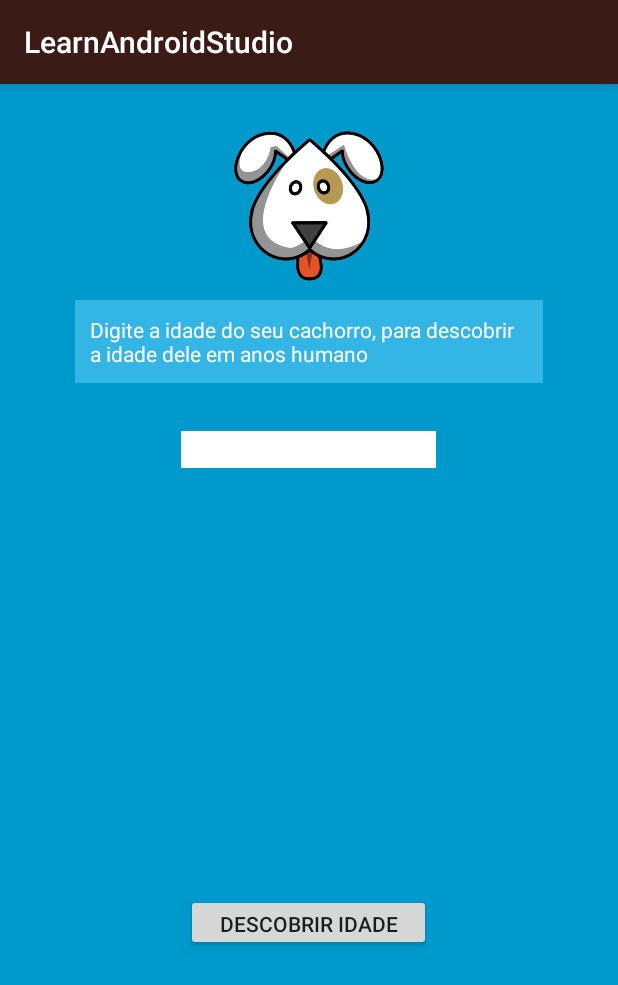
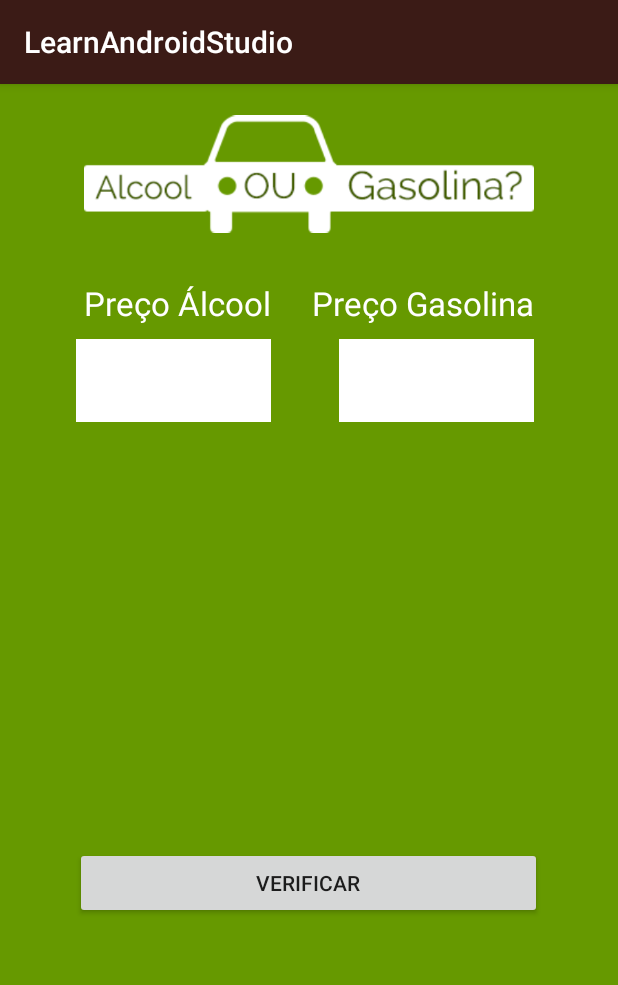
Before and after one commit to alexolirib/LearnAndroidStudio, an Android app: the screen it shows after launch (MainActivity), on a phone screen of 412 x 824 dp. Shown: the top 985 px of the screen. Run offline under Robolectric (Android 15) with nearby library versions, the light colour scheme and no system bars.

Commit message:
app gasolina ou alcool

```diff
--- a/app/src/main/java/learnandroidstudio/studio/alexo/learnandroidstudio/MainActivity.java
+++ b/app/src/main/java/learnandroidstudio/studio/alexo/learnandroidstudio/MainActivity.java
@@ -25,9 +25,16 @@ public class MainActivity extends AppCompatActivity {
             "Os empreendedores falham, em média, 3,8 vezes antes do sucesso final. O que separa os bem-sucedidos dos outros é a persistência"};*/
     //idade do cachorro
 
-    private EditText txtIdadeCachorro;
+   /* private EditText txtIdadeCachorro;
     private Button btnCalcularIdade;
-    private TextView resultadoIdade;
+    private TextView resultadoIdade;*/
+
+    //preço gasolina ou alcool
+
+   private EditText txtAlcool;
+   private EditText txtGasolina;
+   private Button btnVerificaPreco;
+   private TextView lblResultado;
 
     @Override
     protected void onCreate(Bundle savedInstanceState) {
@@ -35,11 +42,39 @@ public class MainActivity extends AppCompatActivity {
 //        setContentView(R.layout.activity_main);
        // setContentView(R.layout.activity_adivinha);
         //setContentView(R.layout.activity_frasedodia);
-        setContentView(R.layout.activity_idadecachorro);
+       // setContentView(R.layout.activity_idadecachorro);
+        setContentView(R.layout.gasolinaoualcool);
+
+        //preço gasolina ou alcool
+        txtAlcool = findViewById(R.id.txtPrecoAlcoolId);
+        txtGasolina = findViewById(R.id.txtPrecoGasolinaId);
+        btnVerificaPreco = findViewById(R.id.btnVerificaPrecoId);
+        lblResultado = findViewById(R.id.lblResultadoPrecoId);
+
+        btnVerificaPreco.setOnClickListener(new View.OnClickListener() {
+            @Override
+            public void onClick(View v) {
+                String textoAlcool = txtAlcool.getText().toString();
+                String textoGasolina = txtGasolina.getText().toString();
+
+                Double valorAlcool = Double.parseDouble(textoAlcool);
+                Double valorGasolina = Double.parseDouble(textoGasolina);
+
+                //verifica alcool / gasolina
+                double resultado = valorAlcool / valorGasolina;
+                // + 0.7 gasolina
+                if(resultado >= 0.7){
+                    lblResultado.setText("É melhor usar gasolina");
+                }else{
+                    lblResultado.setText("É melhor usar Alcool");
+                }
+
+            }
+        });
 
         //idade do cachorro
 
-        txtIdadeCachorro = findViewById(R.id.txtIdadeCachorroId);
+        /*txtIdadeCachorro = findViewById(R.id.txtIdadeCachorroId);
         btnCalcularIdade = findViewById(R.id.btnDescobrirIdadeId);
         resultadoIdade = findViewById(R.id.lblIdadeHumanoId);
 
@@ -60,7 +95,7 @@ public class MainActivity extends AppCompatActivity {
                 }
 
             }
-        });
+        });*/
 
 
         //adivinha
--- /dev/null
+++ b/app/src/main/res/layout/gasolinaoualcool.xml
@@ -0,0 +1,79 @@
+<?xml version="1.0" encoding="utf-8"?>
+<android.widget.RelativeLayout xmlns:android="http://schemas.android.com/apk/res/android"
+    xmlns:app="http://schemas.android.com/apk/res-auto"
+    android:layout_width="match_parent"
+    android:layout_height="match_parent"
+    android:background="@android:color/holo_green_dark">
+
+    <ImageView
+        android:id="@+id/imageView2"
+        android:layout_width="300dp"
+        android:layout_height="81dp"
+        android:layout_alignParentTop="true"
+        android:layout_centerHorizontal="true"
+        android:layout_marginTop="19dp"
+        app:srcCompat="@drawable/logo" />
+
+    <TextView
+        android:id="@+id/textView"
+        android:layout_width="wrap_content"
+        android:layout_height="wrap_content"
+        android:layout_alignParentTop="true"
+        android:layout_alignStart="@+id/imageView2"
+        android:layout_marginTop="131dp"
+        android:text="Preço Álcool"
+        android:textColor="@color/cor_desc"
+        android:textSize="@dimen/text_medio" />
+
+    <TextView
+        android:id="@+id/textView3"
+        android:layout_width="wrap_content"
+        android:layout_height="wrap_content"
+        android:layout_alignEnd="@+id/imageView2"
+        android:layout_alignTop="@+id/textView"
+        android:textColor="@color/cor_desc"
+        android:textSize="@dimen/text_medio"
+        android:text="Preço Gasolina" />
+
+    <EditText
+        android:id="@+id/txtPrecoGasolinaId"
+        android:layout_width="130dp"
+        android:layout_height="wrap_content"
+        android:layout_alignEnd="@+id/imageView2"
+        android:layout_alignTop="@+id/txtPrecoAlcoolId"
+        android:background="#Fff"
+        android:ems="10"
+        android:inputType="numberDecimal"
+        android:padding="15dp" />
+
+    <EditText
+        android:id="@+id/txtPrecoAlcoolId"
+        android:layout_width="130dp"
+        android:layout_height="wrap_content"
+        android:layout_alignEnd="@+id/textView"
+        android:layout_alignParentTop="true"
+        android:layout_marginTop="170dp"
+        android:background="#Fff"
+        android:ems="10"
+        android:inputType="numberDecimal"
+        android:padding="15dp" />
+
+    <Button
+        android:id="@+id/btnVerificaPrecoId"
+        android:layout_width="311dp"
+        android:layout_height="wrap_content"
+        android:layout_alignParentBottom="true"
+        android:layout_centerHorizontal="true"
+        android:layout_marginBottom="211dp"
+        android:text="VERIFICAR" />
+
+    <TextView
+        android:id="@+id/lblResultadoPrecoId"
+        android:layout_width="290dp"
+        android:layout_height="wrap_content"
+        android:layout_alignParentBottom="true"
+        android:layout_centerHorizontal="true"
+        android:layout_marginBottom="142dp"
+        android:textColor="@color/cor_desc"
+        android:textSize="@dimen/text_medio" />
+</android.widget.RelativeLayout>
--- a/app/src/main/res/values/colors.xml
+++ b/app/src/main/res/values/colors.xml
@@ -3,4 +3,5 @@
     <color name="colorPrimary">#3B1B16</color>
     <color name="colorPrimaryDark">#000000</color>
     <color name="colorAccent">#000000</color>
+    <color name="cor_desc">#ffffff</color>
 </resources>
--- a/app/src/main/res/values/dimens.xml
+++ b/app/src/main/res/values/dimens.xml
@@ -2,4 +2,5 @@
 <resources>
     <dimen name="tamanho_default">20sp</dimen>
     <dimen name="text_large">35sp</dimen>
+    <dimen name="text_medio">22sp</dimen>
 </resources>
```
Also changed, not shown: app/src/main/res/drawable/logo.png (added).
